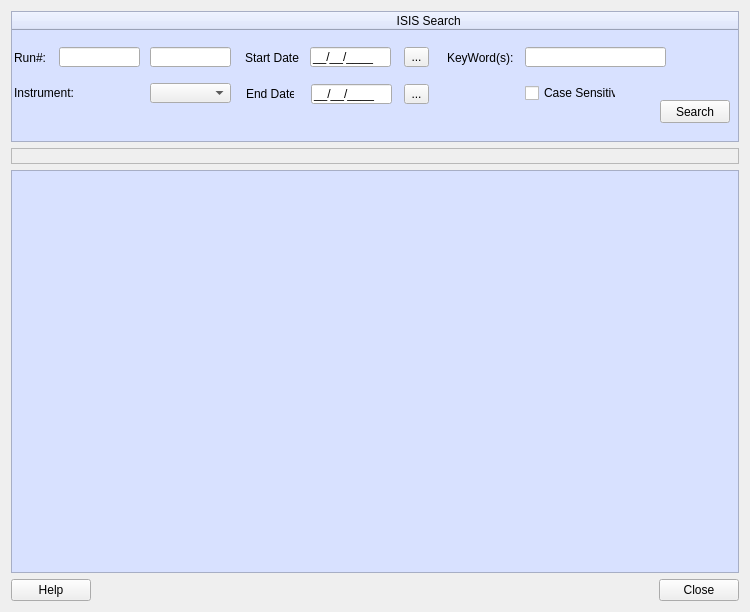
Before: the Qt Designer form Code/qtiplot/MantidQt/MantidWidgets/inc/ICatSearch.ui in mantidproject/mantid, drawn with Qt 5.
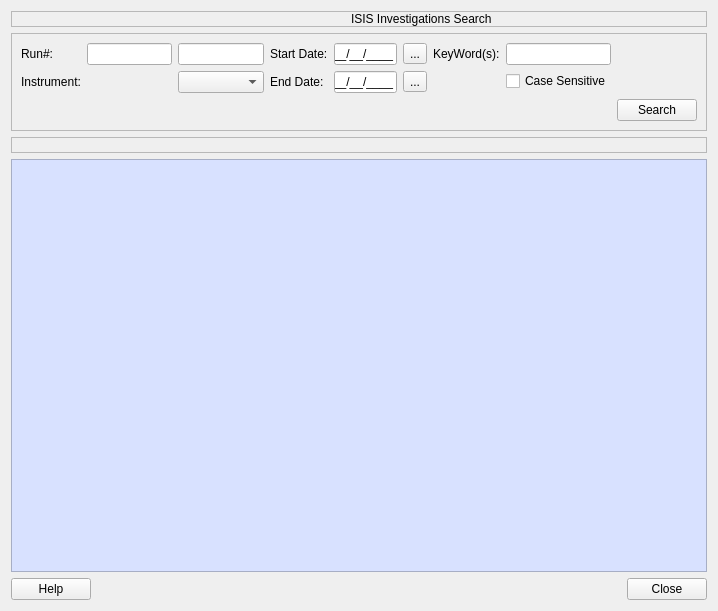
After: the same form once the commit is applied. Icons and pictures are not drawn.

Commit message: re #100 - ICat search widgets layout improvements.qtiplot.pro file changed to add ICat resource file.

```diff
--- a/Code/qtiplot/MantidQt/MantidWidgets/inc/ICatSearch.ui
+++ b/Code/qtiplot/MantidQt/MantidWidgets/inc/ICatSearch.ui
@@ -5,15 +5,230 @@
    <rect>
     <x>0</x>
     <y>0</y>
-    <width>750</width>
-    <height>612</height>
+    <width>718</width>
+    <height>611</height>
    </rect>
   </property>
   <property name="windowTitle" >
    <string>ICatSearch</string>
   </property>
-  <layout class="QGridLayout" name="gridLayout" >
-   <item row="3" column="0" >
+  <layout class="QVBoxLayout" name="verticalLayout" >
+   <item>
+    <widget class="QLabel" name="label" >
+     <property name="frameShape" >
+      <enum>QFrame::StyledPanel</enum>
+     </property>
+     <property name="frameShadow" >
+      <enum>QFrame::Sunken</enum>
+     </property>
+     <property name="text" >
+      <string>ISIS Investigations Search</string>
+     </property>
+     <property name="indent" >
+      <number>339</number>
+     </property>
+    </widget>
+   </item>
+   <item>
+    <widget class="QFrame" name="searchframeWidget" >
+     <property name="styleSheet" >
+      <string notr="true" >background-image: url(:/BackGroundImage/ICatSearchBackGround.png);</string>
+     </property>
+     <property name="frameShape" >
+      <enum>QFrame::StyledPanel</enum>
+     </property>
+     <property name="frameShadow" >
+      <enum>QFrame::Plain</enum>
+     </property>
+     <layout class="QGridLayout" name="gridLayout_4" >
+      <item row="0" column="0" >
+       <layout class="QGridLayout" name="gridLayout" >
+        <item row="0" column="0" >
+         <widget class="QLabel" name="runNumberLabel" >
+          <property name="text" >
+           <string>Run#:</string>
+          </property>
+         </widget>
+        </item>
+        <item row="0" column="1" >
+         <widget class="QLineEdit" name="startRunEdit" >
+          <property name="toolTip" >
+           <string>Start Run Number</string>
+          </property>
+          <property name="statusTip" >
+           <string/>
+          </property>
+          <property name="inputMask" >
+           <string/>
+          </property>
+          <property name="cursorPosition" >
+           <number>0</number>
+          </property>
+         </widget>
+        </item>
+        <item row="0" column="2" >
+         <widget class="QLineEdit" name="endRunEdit" >
+          <property name="toolTip" >
+           <string>End Run Number</string>
+          </property>
+          <property name="inputMask" >
+           <string/>
+          </property>
+         </widget>
+        </item>
+        <item row="1" column="0" >
+         <widget class="QLabel" name="instrumentLabel" >
+          <property name="text" >
+           <string>Instrument:</string>
+          </property>
+         </widget>
+        </item>
+        <item row="1" column="2" >
+         <widget class="QComboBox" name="instrumentBox" >
+          <property name="toolTip" >
+           <string/>
+          </property>
+         </widget>
+        </item>
+       </layout>
+      </item>
+      <item row="0" column="1" >
+       <layout class="QGridLayout" name="gridLayout_2" >
+        <item row="0" column="0" >
+         <widget class="QLabel" name="startdateLabel" >
+          <property name="text" >
+           <string>Start Date:</string>
+          </property>
+         </widget>
+        </item>
+        <item row="0" column="1" >
+         <widget class="QLineEdit" name="startdateLineEdit" >
+          <property name="toolTip" >
+           <string>Start Date in DD/MM/YYYY format</string>
+          </property>
+          <property name="inputMask" >
+           <string>00/00/0000;_</string>
+          </property>
+          <property name="text" >
+           <string>//</string>
+          </property>
+         </widget>
+        </item>
+        <item row="0" column="2" >
+         <widget class="QToolButton" name="startdatetoolButton" >
+          <property name="text" >
+           <string>...</string>
+          </property>
+         </widget>
+        </item>
+        <item row="1" column="0" >
+         <widget class="QLabel" name="enddateLabel" >
+          <property name="text" >
+           <string>End Date:</string>
+          </property>
+         </widget>
+        </item>
+        <item row="1" column="1" >
+         <widget class="QLineEdit" name="enddateLineEdit" >
+          <property name="toolTip" >
+           <string>End Date in DD/MM/YYYY format</string>
+          </property>
+          <property name="inputMask" >
+           <string>00/00/0000;_</string>
+          </property>
+          <property name="text" >
+           <string>//</string>
+          </property>
+         </widget>
+        </item>
+        <item row="1" column="2" >
+         <widget class="QToolButton" name="enddatetoolButton" >
+          <property name="text" >
+           <string>...</string>
+          </property>
+         </widget>
+        </item>
+       </layout>
+      </item>
+      <item row="0" column="2" >
+       <layout class="QGridLayout" name="gridLayout_3" >
+        <item row="0" column="0" >
+         <widget class="QLabel" name="keywordsLabel" >
+          <property name="text" >
+           <string>KeyWord(s):</string>
+          </property>
+         </widget>
+        </item>
+        <item row="0" column="1" >
+         <widget class="QLineEdit" name="keywordslineEdit" />
+        </item>
+        <item row="1" column="1" >
+         <widget class="QCheckBox" name="casesensitiveBox" >
+          <property name="toolTip" >
+           <string/>
+          </property>
+          <property name="text" >
+           <string>Case Sensitive</string>
+          </property>
+         </widget>
+        </item>
+       </layout>
+      </item>
+      <item row="1" column="3" >
+       <widget class="QPushButton" name="searchButton" >
+        <property name="toolTip" >
+         <string>Search Investigations</string>
+        </property>
+        <property name="text" >
+         <string>Search</string>
+        </property>
+       </widget>
+      </item>
+     </layout>
+    </widget>
+   </item>
+   <item>
+    <widget class="QLabel" name="searchlabel" >
+     <property name="frameShape" >
+      <enum>QFrame::StyledPanel</enum>
+     </property>
+     <property name="frameShadow" >
+      <enum>QFrame::Sunken</enum>
+     </property>
+     <property name="text" >
+      <string/>
+     </property>
+    </widget>
+   </item>
+   <item>
+    <widget class="QTableWidget" name="searchtableWidget" >
+     <property name="toolTip" >
+      <string/>
+     </property>
+     <property name="styleSheet" >
+      <string notr="true" >background-color: rgb(216, 225, 255);</string>
+     </property>
+     <property name="horizontalScrollBarPolicy" >
+      <enum>Qt::ScrollBarAsNeeded</enum>
+     </property>
+     <property name="autoScroll" >
+      <bool>true</bool>
+     </property>
+     <property name="alternatingRowColors" >
+      <bool>true</bool>
+     </property>
+     <property name="selectionMode" >
+      <enum>QAbstractItemView::SingleSelection</enum>
+     </property>
+     <property name="selectionBehavior" >
+      <enum>QAbstractItemView::SelectRows</enum>
+     </property>
+     <property name="showGrid" >
+      <bool>true</bool>
+     </property>
+    </widget>
+   </item>
+   <item>
     <layout class="QHBoxLayout" name="horizontalLayout" >
      <item>
       <widget class="QPushButton" name="helpButton" >
@@ -44,306 +259,7 @@
      </item>
     </layout>
    </item>
-   <item row="0" column="0" >
-    <widget class="QTreeWidget" name="searchtreeWidget" >
-     <property name="maximumSize" >
-      <size>
-       <width>16777215</width>
-       <height>131</height>
-      </size>
-     </property>
-     <property name="styleSheet" >
-      <string notr="true" >background-color: rgb(216, 225, 255);</string>
-     </property>
-     <column>
-      <property name="text" >
-       <string>                                                                                                                   ISIS Search </string>
-      </property>
-     </column>
-    </widget>
-   </item>
-   <item row="1" column="0" >
-    <widget class="QLabel" name="searchlabel" >
-     <property name="frameShape" >
-      <enum>QFrame::StyledPanel</enum>
-     </property>
-     <property name="frameShadow" >
-      <enum>QFrame::Sunken</enum>
-     </property>
-     <property name="text" >
-      <string/>
-     </property>
-    </widget>
-   </item>
-   <item row="2" column="0" >
-    <widget class="QTableWidget" name="searchtableWidget" >
-     <property name="toolTip" >
-      <string/>
-     </property>
-     <property name="styleSheet" >
-      <string notr="true" >background-color: rgb(216, 225, 255);</string>
-     </property>
-     <property name="horizontalScrollBarPolicy" >
-      <enum>Qt::ScrollBarAsNeeded</enum>
-     </property>
-     <property name="autoScroll" >
-      <bool>true</bool>
-     </property>
-     <property name="alternatingRowColors" >
-      <bool>true</bool>
-     </property>
-     <property name="selectionMode" >
-      <enum>QAbstractItemView::SingleSelection</enum>
-     </property>
-     <property name="selectionBehavior" >
-      <enum>QAbstractItemView::SelectRows</enum>
-     </property>
-     <property name="showGrid" >
-      <bool>true</bool>
-     </property>
-    </widget>
-   </item>
   </layout>
-  <widget class="QLineEdit" name="endRunEdit" >
-   <property name="geometry" >
-    <rect>
-     <x>150</x>
-     <y>47</y>
-     <width>81</width>
-     <height>20</height>
-    </rect>
-   </property>
-   <property name="toolTip" >
-    <string>End Run Number</string>
-   </property>
-   <property name="inputMask" >
-    <string/>
-   </property>
-  </widget>
-  <widget class="QLineEdit" name="startRunEdit" >
-   <property name="geometry" >
-    <rect>
-     <x>59</x>
-     <y>47</y>
-     <width>81</width>
-     <height>20</height>
-    </rect>
-   </property>
-   <property name="toolTip" >
-    <string>Start Run Number</string>
-   </property>
-   <property name="statusTip" >
-    <string/>
-   </property>
-   <property name="inputMask" >
-    <string/>
-   </property>
-   <property name="cursorPosition" >
-    <number>0</number>
-   </property>
-  </widget>
-  <widget class="QCheckBox" name="casesensitiveBox" >
-   <property name="geometry" >
-    <rect>
-     <x>525</x>
-     <y>84</y>
-     <width>91</width>
-     <height>18</height>
-    </rect>
-   </property>
-   <property name="toolTip" >
-    <string/>
-   </property>
-   <property name="text" >
-    <string>Case Sensitive</string>
-   </property>
-  </widget>
-  <widget class="QLabel" name="runNumberLabel" >
-   <property name="geometry" >
-    <rect>
-     <x>14</x>
-     <y>48</y>
-     <width>31</width>
-     <height>20</height>
-    </rect>
-   </property>
-   <property name="text" >
-    <string>Run#:</string>
-   </property>
-  </widget>
-  <widget class="QLabel" name="instrumentLabel" >
-   <property name="geometry" >
-    <rect>
-     <x>14</x>
-     <y>83</y>
-     <width>61</width>
-     <height>20</height>
-    </rect>
-   </property>
-   <property name="text" >
-    <string>Instrument:</string>
-   </property>
-  </widget>
-  <widget class="QComboBox" name="instrumentBox" >
-   <property name="geometry" >
-    <rect>
-     <x>150</x>
-     <y>83</y>
-     <width>81</width>
-     <height>20</height>
-    </rect>
-   </property>
-   <property name="toolTip" >
-    <string/>
-   </property>
-  </widget>
-  <widget class="QLabel" name="keywordsLabel" >
-   <property name="geometry" >
-    <rect>
-     <x>447</x>
-     <y>50</y>
-     <width>71</width>
-     <height>16</height>
-    </rect>
-   </property>
-   <property name="text" >
-    <string>KeyWord(s):</string>
-   </property>
-  </widget>
-  <widget class="QLineEdit" name="keywordslineEdit" >
-   <property name="geometry" >
-    <rect>
-     <x>525</x>
-     <y>47</y>
-     <width>141</width>
-     <height>20</height>
-    </rect>
-   </property>
-  </widget>
-  <widget class="QLineEdit" name="enddateLineEdit" >
-   <property name="geometry" >
-    <rect>
-     <x>311</x>
-     <y>84</y>
-     <width>81</width>
-     <height>20</height>
-    </rect>
-   </property>
-   <property name="toolTip" >
-    <string>Date in DD/MM/YYYY format</string>
-   </property>
-   <property name="inputMask" >
-    <string>00/00/0000;_</string>
-   </property>
-   <property name="text" >
-    <string>//</string>
-   </property>
-  </widget>
-  <widget class="QToolButton" name="startdatetoolButton" >
-   <property name="geometry" >
-    <rect>
-     <x>404</x>
-     <y>47</y>
-     <width>25</width>
-     <height>20</height>
-    </rect>
-   </property>
-   <property name="text" >
-    <string>...</string>
-   </property>
-  </widget>
-  <widget class="QToolButton" name="enddatetoolButton" >
-   <property name="geometry" >
-    <rect>
-     <x>404</x>
-     <y>84</y>
-     <width>25</width>
-     <height>20</height>
-    </rect>
-   </property>
-   <property name="text" >
-    <string>...</string>
-   </property>
-  </widget>
-  <widget class="QLineEdit" name="startdateLineEdit" >
-   <property name="geometry" >
-    <rect>
-     <x>310</x>
-     <y>47</y>
-     <width>81</width>
-     <height>20</height>
-    </rect>
-   </property>
-   <property name="toolTip" >
-    <string>Date in DD/MM/YYYY format</string>
-   </property>
-   <property name="inputMask" >
-    <string>00/00/0000;_</string>
-   </property>
-   <property name="text" >
-    <string>//</string>
-   </property>
-  </widget>
-  <widget class="QLabel" name="enddateLabel" >
-   <property name="geometry" >
-    <rect>
-     <x>246</x>
-     <y>84</y>
-     <width>48</width>
-     <height>20</height>
-    </rect>
-   </property>
-   <property name="text" >
-    <string>End Date:</string>
-   </property>
-  </widget>
-  <widget class="QLabel" name="startdateLabel" >
-   <property name="geometry" >
-    <rect>
-     <x>245</x>
-     <y>48</y>
-     <width>54</width>
-     <height>20</height>
-    </rect>
-   </property>
-   <property name="text" >
-    <string>Start Date:</string>
-   </property>
-  </widget>
-  <widget class="QPushButton" name="searchButton" >
-   <property name="geometry" >
-    <rect>
-     <x>660</x>
-     <y>100</y>
-     <width>70</width>
-     <height>23</height>
-    </rect>
-   </property>
-   <property name="toolTip" >
-    <string>Search Investigations</string>
-   </property>
-   <property name="text" >
-    <string>Search</string>
-   </property>
-  </widget>
-  <zorder>searchtreeWidget</zorder>
-  <zorder>searchlabel</zorder>
-  <zorder>endRunEdit</zorder>
-  <zorder>startRunEdit</zorder>
-  <zorder>casesensitiveBox</zorder>
-  <zorder>runNumberLabel</zorder>
-  <zorder>instrumentLabel</zorder>
-  <zorder>instrumentBox</zorder>
-  <zorder>keywordsLabel</zorder>
-  <zorder>keywordslineEdit</zorder>
-  <zorder>startdateLabel</zorder>
-  <zorder>enddateLabel</zorder>
-  <zorder>searchtableWidget</zorder>
-  <zorder>startdateLineEdit</zorder>
-  <zorder>enddatetoolButton</zorder>
-  <zorder>startdatetoolButton</zorder>
-  <zorder>enddateLineEdit</zorder>
-  <zorder>searchButton</zorder>
  </widget>
  <tabstops>
   <tabstop>startRunEdit</tabstop>
```
Left out of the diff: 15 changed lines with no effect on the pictures. The commit also changes 6 other files.
